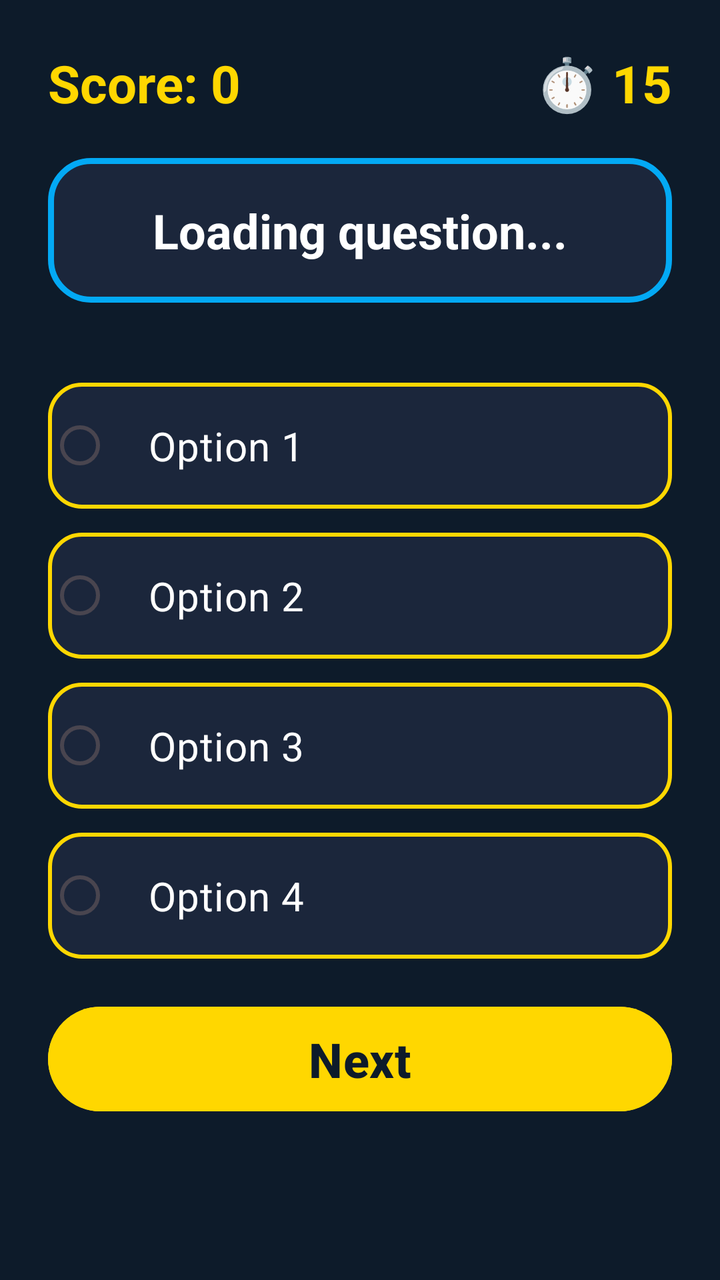
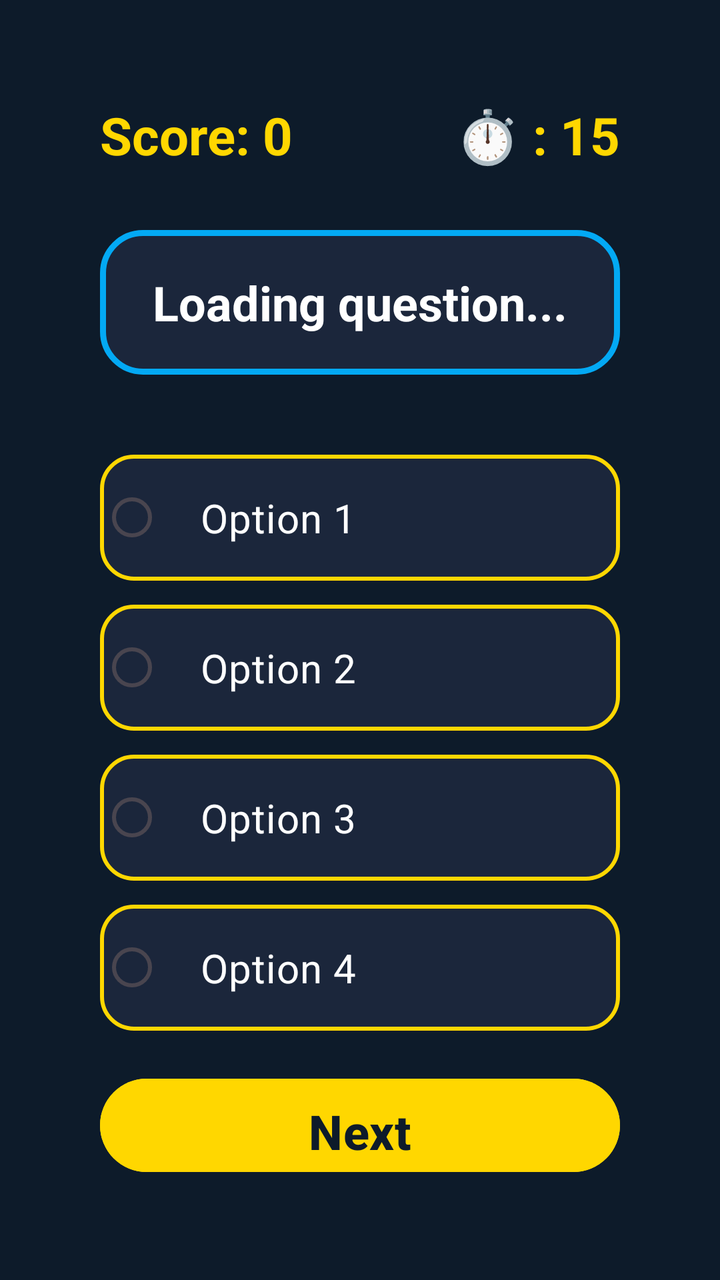

Two renders of the same Android screen: before a commit and after it. Below are the layout's source before the change and the commit's diff.
<!-- AndroidManifest.xml: application theme Theme.QuizApp -->
<!-- res/layout/activity_quiz.xml -->
<?xml version="1.0" encoding="utf-8"?>
<LinearLayout xmlns:android="http://schemas.android.com/apk/res/android"
    android:layout_width="match_parent"
    android:layout_height="match_parent"
    android:orientation="vertical"
    android:padding="24dp"
    android:background="#0D1B2A"
    android:gravity="center_horizontal">

    
    <LinearLayout
        android:layout_width="match_parent"
        android:layout_height="wrap_content"
        android:orientation="horizontal"
        android:gravity="center_vertical"
        android:layout_marginBottom="20dp">

        <TextView
            android:id="@+id/tvScore"
            android:layout_width="0dp"
            android:layout_height="wrap_content"
            android:layout_weight="1"
            android:text="Score: 0"
            android:textSize="26sp"
            android:textStyle="bold"
            android:textColor="#FFD700"
            android:gravity="start" />

        <TextView
            android:id="@+id/tvTimer"
            android:layout_width="wrap_content"
            android:layout_height="wrap_content"
            android:text="⏱️ 15"
            android:textSize="26sp"
            android:textStyle="bold"
            android:textColor="#FFD700" />
    </LinearLayout>

    
    <TextView
        android:id="@+id/tvQuestion"
        android:layout_width="match_parent"
        android:layout_height="wrap_content"
        android:text="Loading question..."
        android:textSize="24sp"
        android:textStyle="bold"
        android:textColor="#FFFFFF"
        android:gravity="center"
        android:layout_marginBottom="40dp"
        android:padding="20dp"
        android:background="@drawable/question_bg" />

    
    <RadioGroup
        android:id="@+id/radioGroup"
        android:layout_width="match_parent"
        android:layout_height="wrap_content"
        android:orientation="vertical">

        <RadioButton
            android:id="@+id/option1"
            android:layout_width="match_parent"
            android:layout_height="wrap_content"
            android:text="Option 1"
            android:textSize="20sp"
            android:textColor="#FFFFFF"
            android:background="@drawable/option_bg"
            android:padding="18dp"
            android:layout_marginBottom="12dp"
            android:buttonTint="#FFD700"
            android:gravity="center_vertical" />

        <RadioButton
            android:id="@+id/option2"
            android:layout_width="match_parent"
            android:layout_height="wrap_content"
            android:text="Option 2"
            android:textSize="20sp"
            android:textColor="#FFFFFF"
            android:background="@drawable/option_bg"
            android:padding="18dp"
            android:layout_marginBottom="12dp"
            android:buttonTint="#FFD700"
            android:gravity="center_vertical" />

        <RadioButton
            android:id="@+id/option3"
            android:layout_width="match_parent"
            android:layout_height="wrap_content"
            android:text="Option 3"
            android:textSize="20sp"
            android:textColor="#FFFFFF"
            android:background="@drawable/option_bg"
            android:padding="18dp"
            android:layout_marginBottom="12dp"
            android:buttonTint="#FFD700"
            android:gravity="center_vertical" />

        <RadioButton
            android:id="@+id/option4"
            android:layout_width="match_parent"
            android:layout_height="wrap_content"
            android:text="Option 4"
            android:textSize="20sp"
            android:textColor="#FFFFFF"
            android:background="@drawable/option_bg"
            android:padding="18dp"
            android:layout_marginBottom="20dp"
            android:buttonTint="#FFD700"
            android:gravity="center_vertical" />
    </RadioGroup>

    
    <Button
        android:id="@+id/btnNext"
        android:layout_width="match_parent"
        android:layout_height="wrap_content"
        android:text="Next"
        android:textSize="24sp"
        android:textStyle="bold"
        android:textColor="#0D1B2A"
        android:backgroundTint="#FFD700"
        android:padding="10dp"
        android:elevation="10dp" />

</LinearLayout>
<!-- resources referenced by this layout -->
<resources>
  <!-- drawable option_bg (drawable) -->
  <?xml version="1.0" encoding="utf-8"?>
  <selector xmlns:android="http://schemas.android.com/apk/res/android">
      <item android:state_checked="true">
          <shape>
              <solid android:color="#FFD700" />
              <corners android:radius="16dp" />
          </shape>
      </item>
      <item>
          <shape>
              <solid android:color="#1B263B" />
              <stroke
                  android:width="2dp"
                  android:color="#FFD700" />
              <corners android:radius="16dp" />
          </shape>
      </item>
  </selector>
  <!-- drawable question_bg (drawable) -->
  <?xml version="1.0" encoding="utf-8"?>
  <shape xmlns:android="http://schemas.android.com/apk/res/android">
      <solid android:color="#1B263B" />
      <stroke
          android:width="3dp"
          android:color="#03A9F4" />
      <corners android:radius="20dp" />
  </shape>
  <style name="Theme.QuizApp" parent="Base.Theme.QuizApp" />
  <style name="Base.Theme.QuizApp" parent="Theme.Material3.DayNight.NoActionBar">
          
          
      </style>
</resources>

<!-- the commit's change to res/layout/activity_quiz.xml (unified diff, before → after) -->
@@ -3,9 +3,9 @@
     android:layout_width="match_parent"
     android:layout_height="match_parent"
     android:orientation="vertical"
-    android:padding="24dp"
+    android:padding="50dp"
     android:background="#0D1B2A"
-    android:gravity="center_horizontal">
+    android:gravity="center">
 
     
     <LinearLayout
@@ -13,7 +13,7 @@
         android:layout_height="wrap_content"
         android:orientation="horizontal"
         android:gravity="center_vertical"
-        android:layout_marginBottom="20dp">
+        android:layout_marginBottom="30dp">
 
         <TextView
             android:id="@+id/tvScore"
@@ -30,7 +30,7 @@
             android:id="@+id/tvTimer"
             android:layout_width="wrap_content"
             android:layout_height="wrap_content"
-            android:text="⏱️ 15"
+            android:text="⏱️ : 15"
             android:textSize="26sp"
             android:textStyle="bold"
             android:textColor="#FFD700" />
